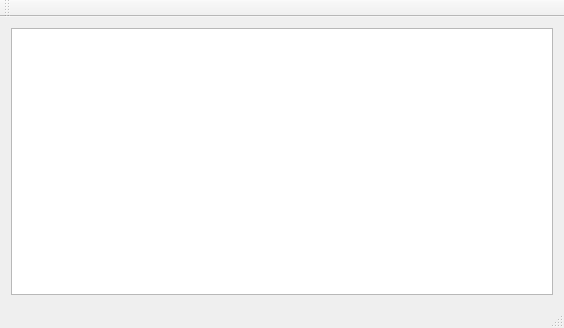
Above: mainwindow.ui from karlito139/rss_youtube_dl before the change. Below: the same form after it.
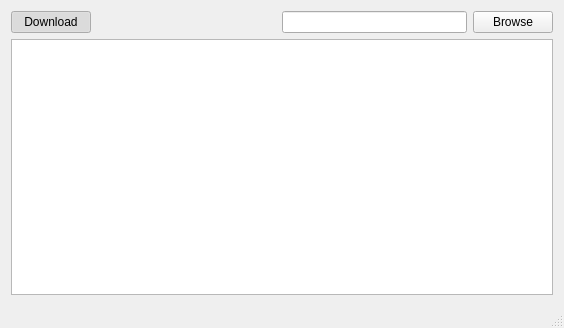
That is the form after the change.

What changed in the file:
```diff
--- a/mainwindow.ui
+++ b/mainwindow.ui
@@ -16,7 +16,60 @@
   <widget class="QWidget" name="centralWidget">
    <layout class="QVBoxLayout" name="verticalLayout_2">
     <item>
-     <widget class="QTableView" name="widgetListVideos"/>
+     <layout class="QHBoxLayout" name="destination">
+      <item>
+       <widget class="QPushButton" name="Download">
+        <property name="text">
+         <string>Download</string>
+        </property>
+        <property name="checkable">
+         <bool>true</bool>
+        </property>
+        <property name="checked">
+         <bool>true</bool>
+        </property>
+       </widget>
+      </item>
+      <item>
+       <spacer name="horizontalSpacer">
+        <property name="orientation">
+         <enum>Qt::Horizontal</enum>
+        </property>
+        <property name="sizeHint" stdset="0">
+         <size>
+          <width>40</width>
+          <height>20</height>
+         </size>
+        </property>
+       </spacer>
+      </item>
+      <item>
+       <widget class="QLineEdit" name="downloadDestination"/>
+      </item>
+      <item>
+       <widget class="QPushButton" name="browse">
+        <property name="text">
+         <string>Browse</string>
+        </property>
+       </widget>
+      </item>
+     </layout>
+    </item>
+    <item>
+     <widget class="QTableView" name="widgetListVideos">
+      <property name="editTriggers">
+       <set>QAbstractItemView::NoEditTriggers</set>
+      </property>
+      <property name="selectionMode">
+       <enum>QAbstractItemView::SingleSelection</enum>
+      </property>
+      <property name="selectionBehavior">
+       <enum>QAbstractItemView::SelectRows</enum>
+      </property>
+      <property name="cornerButtonEnabled">
+       <bool>false</bool>
+      </property>
+     </widget>
     </item>
    </layout>
   </widget>
@@ -30,14 +83,6 @@
     </rect>
    </property>
   </widget>
-  <widget class="QToolBar" name="mainToolBar">
-   <attribute name="toolBarArea">
-    <enum>TopToolBarArea</enum>
-   </attribute>
-   <attribute name="toolBarBreak">
-    <bool>false</bool>
-   </attribute>
-  </widget>
   <widget class="QStatusBar" name="statusBar"/>
  </widget>
  <layoutdefault spacing="6" margin="11"/>
```
Left out of the diff: 4 changed lines with no effect on the pictures.
